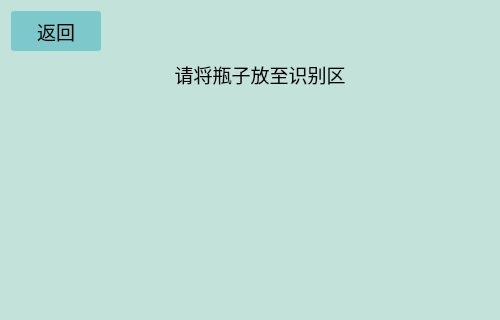
Old version of the form resources/convertWindow.ui in the repository xmmxhxxl/bottle_recovery_project; both pictures show x 0 to 500 and y 0 to 320 of the 1024 by 600 pixel window.
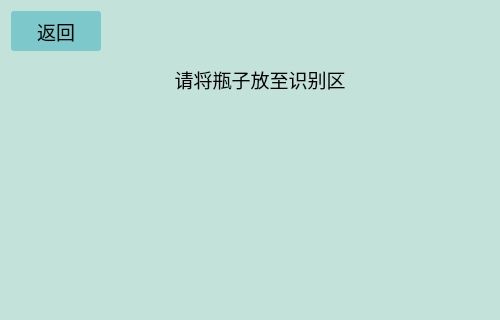
New version of the form. Icons and pictures are not drawn.

```diff
--- a/resources/convertWindow.ui
+++ b/resources/convertWindow.ui
@@ -138,6 +138,18 @@
          </item>
          <item>
           <widget class="QLabel" name="videoLabel">
+           <property name="sizePolicy">
+            <sizepolicy hsizetype="Maximum" vsizetype="Maximum">
+             <horstretch>0</horstretch>
+             <verstretch>0</verstretch>
+            </sizepolicy>
+           </property>
+           <property name="maximumSize">
+            <size>
+             <width>494</width>
+             <height>482</height>
+            </size>
+           </property>
            <property name="styleSheet">
             <string notr="true">border-radius: 5px;
 
@@ -152,12 +164,30 @@
        </item>
        <item>
         <widget class="QTableWidget" name="resultTableWidget">
+         <property name="sizePolicy">
+          <sizepolicy hsizetype="Maximum" vsizetype="Maximum">
+           <horstretch>0</horstretch>
+           <verstretch>0</verstretch>
+          </sizepolicy>
+         </property>
+         <property name="maximumSize">
+          <size>
+           <width>495</width>
+           <height>525</height>
+          </size>
+         </property>
          <property name="font">
           <font>
            <family>幼圆</family>
            <pointsize>14</pointsize>
           </font>
          </property>
+         <property name="contextMenuPolicy">
+          <enum>Qt::DefaultContextMenu</enum>
+         </property>
+         <property name="layoutDirection">
+          <enum>Qt::RightToLeft</enum>
+         </property>
          <property name="styleSheet">
           <string notr="true">background-color:rgb(195, 227, 218);
 border-radius:5px;
```
